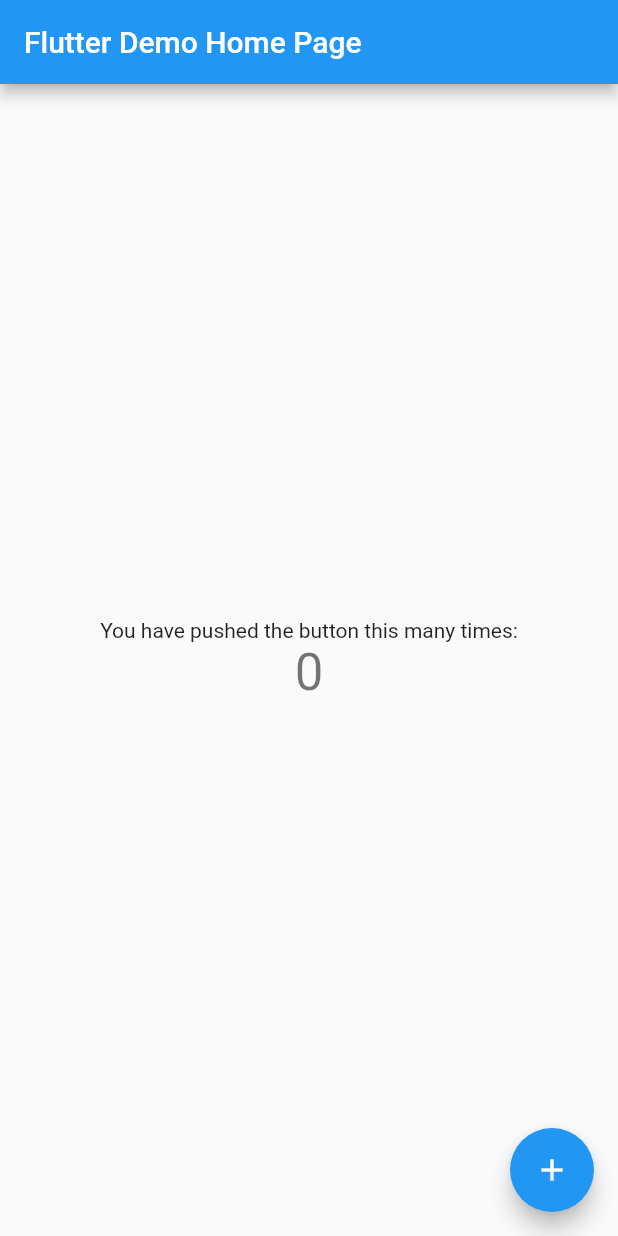
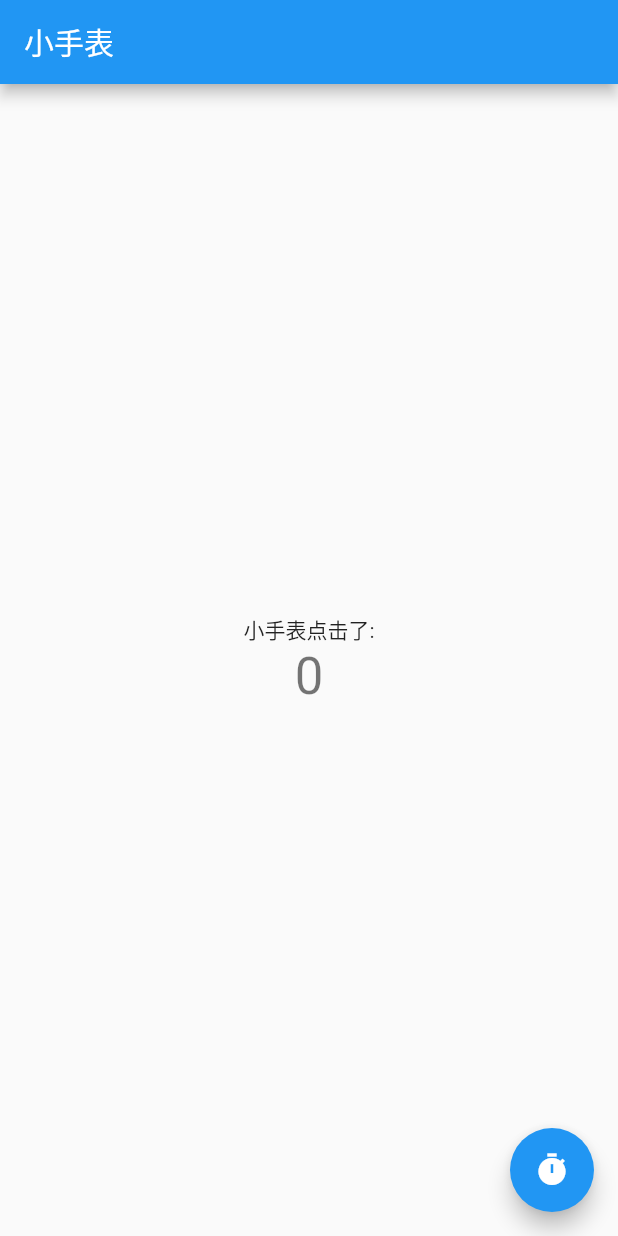
Before and after one commit to mgzzZ/xiaoshoubiao, a Flutter app: the screen it shows after launch, on a phone screen of 412 x 824 dp. Run offline on Flutter 3.47's test engine with Material 2 defaults, Android fonts, the phone set to English and light mode, and no system bars.

Commit message:
feat:重新来一次

```diff
--- a/lib/main.dart
+++ b/lib/main.dart
@@ -11,7 +11,7 @@
   @override
   Widget build(BuildContext context) {
     return MaterialApp(
-      title: 'Flutter Demo',
+      title: '小手表',
       theme: ThemeData(
         // This is the theme of your application.
         //
@@ -24,22 +24,13 @@
         // is not restarted.
         primarySwatch: Colors.blue,
       ),
-      home: const MyHomePage(title: 'Flutter Demo Home Page'),
+      home: const MyHomePage(title: '小手表'),
     );
   }
 }
 
 class MyHomePage extends StatefulWidget {
   const MyHomePage({Key? key, required this.title}) : super(key: key);
-
-  // This widget is the home page of your application. It is stateful, meaning
-  // that it has a State object (defined below) that contains fields that affect
-  // how it looks.
-
-  // This class is the configuration for the state. It holds the values (in this
-  // case the title) provided by the parent (in this case the App widget) and
-  // used by the build method of the State. Fields in a Widget subclass are
-  // always marked "final".
 
   final String title;
 
@@ -52,11 +43,6 @@
 
   void _incrementCounter() {
     setState(() {
-      // This call to setState tells the Flutter framework that something has
-      // changed in this State, which causes it to rerun the build method below
-      // so that the display can reflect the updated values. If we changed
-      // _counter without calling setState(), then the build method would not be
-      // called again, and so nothing would appear to happen.
       _counter++;
     });
   }
@@ -96,7 +82,7 @@
           mainAxisAlignment: MainAxisAlignment.center,
           children: <Widget>[
             const Text(
-              'You have pushed the button this many times:',
+              '小手表点击了:',
             ),
             Text(
               '$_counter',
@@ -107,8 +93,8 @@
       ),
       floatingActionButton: FloatingActionButton(
         onPressed: _incrementCounter,
-        tooltip: 'Increment',
-        child: const Icon(Icons.add),
+        tooltip: '点击',
+        child: const Icon(Icons.timer),
       ), // This trailing comma makes auto-formatting nicer for build methods.
     );
   }
```
